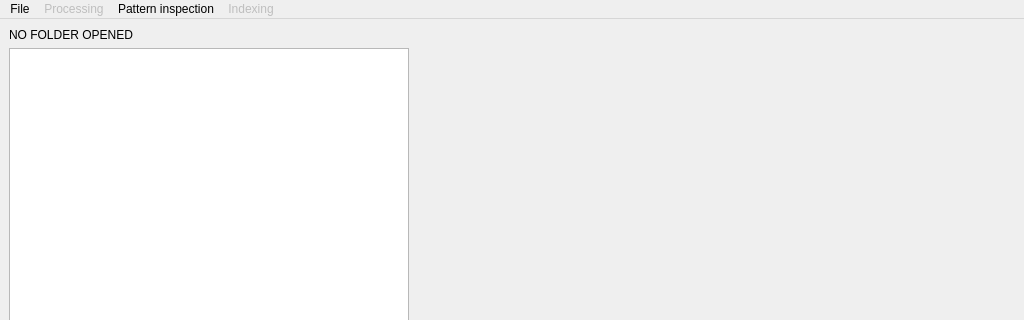
The window that ui/main_window.ui (EBSP-Indexer/EBSP-Indexer) describes before a commit, drawn with Qt 5; both pictures show x 0 to 1024 and y 0 to 320 of the 1024 by 662 pixel window.
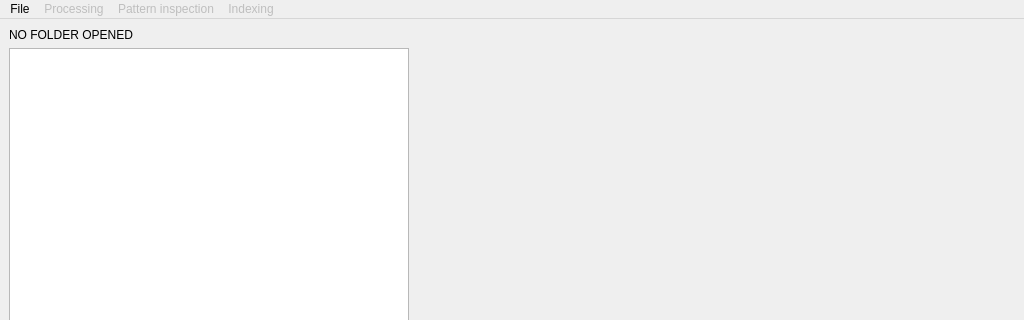
The same window after the commit. Custom widgets are drawn as their Qt base class.

Commit message: Minor fix to menu being active at start

Diff of the .ui file:
```diff
--- a/ui/main_window.ui
+++ b/ui/main_window.ui
@@ -148,7 +148,7 @@
      <x>0</x>
      <y>0</y>
      <width>1024</width>
-     <height>24</height>
+     <height>26</height>
     </rect>
    </property>
    <widget class="QMenu" name="menuFile">
@@ -172,7 +172,7 @@
    </widget>
    <widget class="QMenu" name="menuPlot">
     <property name="enabled">
-     <bool>true</bool>
+     <bool>false</bool>
     </property>
     <property name="title">
      <string>Pattern inspection</string>
```
Left out of the diff: 5 changed lines with no effect on the pictures. The commit also changes 1 other file.
